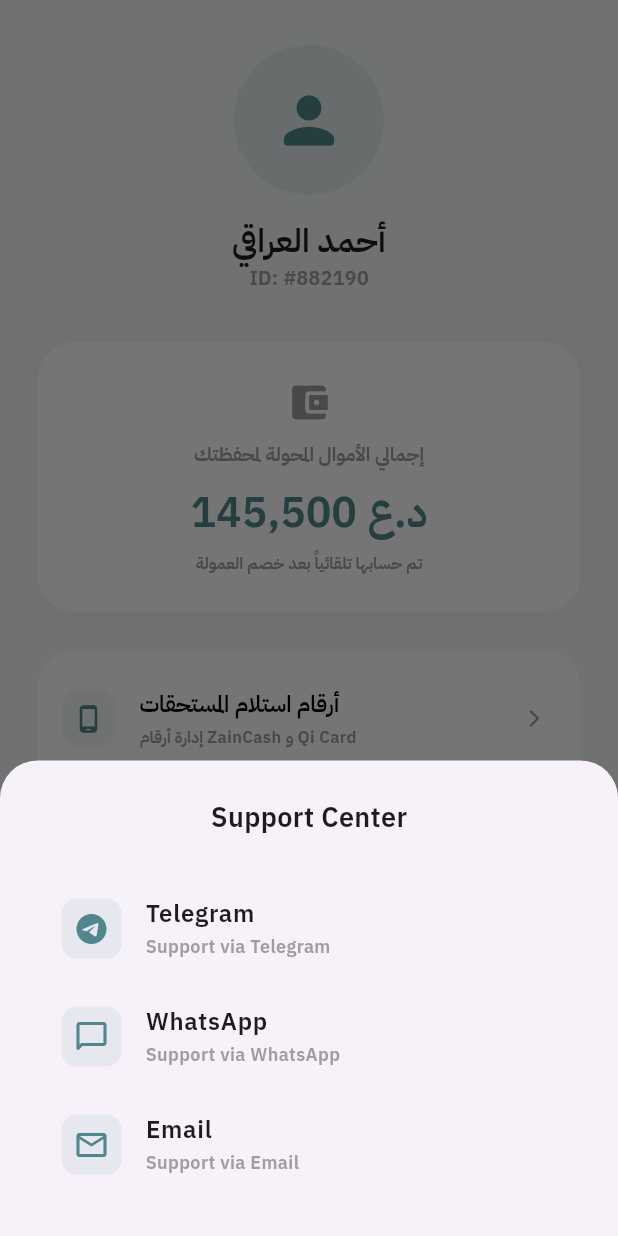
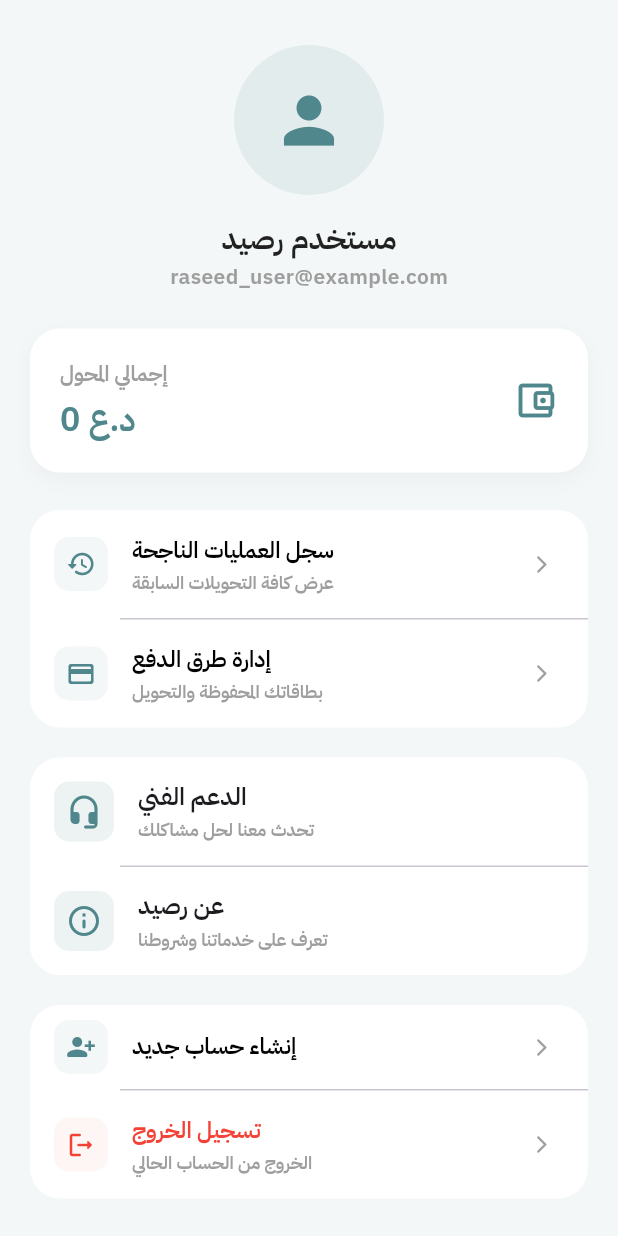
Before and after one commit to skinnyaws-cyber/Raseed-systeam, a Flutter app: the ProfileScreen screen opened directly, after a tap on "الدعم الفني", on a phone screen of 412 x 824 dp. Run offline on Flutter 3.47's test engine with Material 3 defaults, Android fonts, the phone set to English and light mode, and no system bars; our stand-ins replace cloud_firestore, cloud_functions, firebase_auth, firebase_core; accounts and stored records are empty.

Commit message:
Update profile_screen.dart

```diff
--- a/lib/profile_screen.dart
+++ b/lib/profile_screen.dart
@@ -1,10 +1,10 @@
 import 'package:flutter/material.dart';
 import 'package:url_launcher/url_launcher.dart';
+import 'package:firebase_auth/firebase_auth.dart'; // تمت الإضافة للإصلاح
 import 'manage_payments_screen.dart';
 import 'successful_operations_screen.dart';
 import 'signup_screen.dart';
-// استورد واجهة تسجيل الدخول الخاصة بك هنا لتفعيل تسجيل الخروج
-// import 'login_screen.dart';
+import 'login_screen.dart'; // تمت الإضافة للإصلاح
 
 class ProfileScreen extends StatelessWidget {
   const ProfileScreen({super.key});
@@ -25,6 +25,8 @@ class ProfileScreen extends StatelessWidget {
               const SizedBox(height: 25),
               _buildSettingsSection(context),
               const SizedBox(height: 20),
+              _buildSupportSection(),
+              const SizedBox(height: 20),
               _buildAccountActions(context),
               const SizedBox(height: 30),
             ],
@@ -34,46 +36,71 @@ class ProfileScreen extends StatelessWidget {
     );
   }
 
-  // ... (نفس الدوال السابقة: _buildProfileHeader, _buildTotalTransferredCard) ...
-
   Widget _buildProfileHeader() {
     return Column(
       children: [
         CircleAvatar(
           radius: 50,
           backgroundColor: emeraldColor.withOpacity(0.1),
-          child: Icon(Icons.person_rounded, size: 50, color: emeraldColor),
+          child: Icon(Icons.person, size: 50, color: emeraldColor),
         ),
         const SizedBox(height: 15),
-        const Text('أحمد العراقي', style: TextStyle(fontSize: 22, fontWeight: FontWeight.bold)),
-        const Text('ID: #882190', style: TextStyle(color: Colors.grey, fontSize: 13)),
-        const SizedBox(height: 8),
+        const Text(
+          "مستخدم رصيد",
+          style: TextStyle(
+            fontSize: 20,
+            fontWeight: FontWeight.bold,
+            color: Colors.black87,
+          ),
+        ),
+        const Text(
+          "raseed_user@example.com",
+          style: TextStyle(
+            fontSize: 14,
+            color: Colors.grey,
+          ),
+        ),
       ],
     );
   }
 
   Widget _buildTotalTransferredCard() {
     return Container(
-      margin: const EdgeInsets.symmetric(horizontal: 25),
-      padding: const EdgeInsets.all(25),
-      width: double.infinity,
+      margin: const EdgeInsets.symmetric(horizontal: 20),
+      padding: const EdgeInsets.all(20),
       decoration: BoxDecoration(
         color: Colors.white,
-        borderRadius: BorderRadius.circular(25),
-        boxShadow: [BoxShadow(color: Colors.black.withOpacity(0.02), blurRadius: 20)],
+        borderRadius: BorderRadius.circular(20),
+        boxShadow: [
+          BoxShadow(
+            color: Colors.black.withOpacity(0.03),
+            blurRadius: 10,
+            offset: const Offset(0, 5),
           ),
-      child: Column(
+        ],
+      ),
+      child: Row(
+        mainAxisAlignment: MainAxisAlignment.spaceBetween,
         children: [
-          const Icon(Icons.account_balance_wallet_rounded, color: Colors.grey, size: 30),
-          const SizedBox(height: 10),
-          const Text('إجمالي الأموال المحولة لمحفظتك',
-            style: TextStyle(color: Colors.grey, fontSize: 13, fontWeight: FontWeight.w500)),
-          const SizedBox(height: 10),
-          Text('145,500 د.ع',
-            style: TextStyle(fontSize: 28, fontWeight: FontWeight.bold, color: emeraldColor)),
+          Column(
+            crossAxisAlignment: CrossAxisAlignment.start,
+            children: [
+              const Text(
+                "إجمالي المحول",
+                style: TextStyle(color: Colors.grey, fontSize: 14),
+              ),
               const SizedBox(height: 5),
-          const Text('تم حسابها تلقائياً بعد خصم العمولة',
-            style: TextStyle(color: Colors.grey, fontSize: 11)),
+              Text(
+                "0 د.ع",
+                style: TextStyle(
+                  fontSize: 22,
+                  fontWeight: FontWeight.bold,
+                  color: emeraldColor,
+                ),
+              ),
+            ],
+          ),
+          Icon(Icons.account_balance_wallet_outlined, color: emeraldColor, size: 30),
         ],
       ),
     );
@@ -81,140 +108,110 @@ class ProfileScreen extends StatelessWidget {
 
   Widget _buildSettingsSection(BuildContext context) {
     return Container(
-      margin: const EdgeInsets.symmetric(horizontal: 25),
-      padding: const EdgeInsets.symmetric(vertical: 10),
-      decoration: BoxDecoration(color: Colors.white, borderRadius: BorderRadius.circular(25)),
+      margin: const EdgeInsets.symmetric(horizontal: 20),
+      decoration: BoxDecoration(
+        color: Colors.white,
+        borderRadius: BorderRadius.circular(20),
+      ),
       child: Column(
         children: [
           _buildSettingsTile(
-            Icons.phone_android_rounded,
-            'أرقام استلام المستحقات',
-            'إدارة أرقام ZainCash و Qi Card',
-            onTap: () => Navigator.push(context, MaterialPageRoute(builder: (context) => const ManagePaymentsScreen())),
-          ),
-          _buildSettingsTile(
-            Icons.assignment_turned_in_rounded,
-            'سجل العمليات الناجحة',
-            'عرض تفاصيل الأرباح السابقة',
-            onTap: () => Navigator.push(context, MaterialPageRoute(builder: (context) => const SuccessfulOperationsScreen())),
-          ),
-          _buildSettingsTile(
-            Icons.headset_mic_outlined,
-            'الدعم الفني',
-            'تواصل معنا في حال تأخر التحويل',
-            onTap: () => _showSupportSheet(context),
-          ),
-          const Divider(indent: 20, endIndent: 20),
-
-          // تعديل خيار "عن تطبيق رصيد" للربط الخارجي مستقبلاً
-          _buildSettingsTile(
-            Icons.info_outline_rounded,
-            'عن تطبيق رصيد',
-            'شروط الاستخدام والعمولات',
-            onTap: () async {
-              // سطر مخصص للمستقبل: ضع رابط موقعك هنا
-              final Uri url = Uri.parse('https://your-website-link.com');
-              if (!await launchUrl(url, mode: LaunchMode.externalApplication)) {
-                ScaffoldMessenger.of(context).showSnackBar(
-                  const SnackBar(content: Text('عذراً، لا يمكن فتح الرابط حالياً'))
+            Icons.history_rounded,
+            "سجل العمليات الناجحة",
+            "عرض كافة التحويلات السابقة",
+            onTap: () {
+              Navigator.push(
+                context,
+                MaterialPageRoute(builder: (context) => const SuccessfulOperationsScreen()),
               );
-              }
             },
           ),
-
-          // تفعيل زر تسجيل الخروج
+          const Divider(height: 1, indent: 60),
           _buildSettingsTile(
-            Icons.logout_rounded,
-            'تسجيل الخروج',
-            '',
-            isLogout: true,
-            onTap: () => _showLogoutDialog(context),
+            Icons.payment_rounded,
+            "إدارة طرق الدفع",
+            "بطاقاتك المحفوظة والتحويل",
+            onTap: () {
+              Navigator.push(
+                context,
+                MaterialPageRoute(builder: (context) => const ManagePaymentsScreen()),
+              );
+            },
           ),
         ],
       ),
     );
   }
 
-  // دالة لتأكيد تسجيل الخروج
-  void _showLogoutDialog(BuildContext context) {
-    showDialog(
-      context: context,
-      builder: (context) => AlertDialog(
-        title: const Text('تسجيل الخروج'),
-        content: const Text('هل أنت متأكد أنك تريد تسجيل الخروج من حسابك؟'),
-        actions: [
-          TextButton(
-            onPressed: () => Navigator.pop(context),
-            child: const Text('إلغاء'),
+  Widget _buildSupportSection() {
+    return Container(
+      margin: const EdgeInsets.symmetric(horizontal: 20),
+      decoration: BoxDecoration(
+        color: Colors.white,
+        borderRadius: BorderRadius.circular(20),
       ),
-          TextButton(
-            onPressed: () {
-              // هنا نقوم بالعودة لواجهة البداية وحذف كل الصفحات السابقة من الذاكرة
-              Navigator.pushNamedAndRemoveUntil(context, '/login', (route) => false);
-              // ملاحظة: تأكد من تعريف اسم المسار '/login' في ملف main.dart أو استبدله بـ MaterialPageRoute
+      child: Column(
+        children: [
+          _buildSupportOption(
+            Icons.headset_mic_rounded,
+            "الدعم الفني",
+            "تحدث معنا لحل مشاكلك",
+            () async {
+              final Uri url = Uri.parse('https://wa.me/9647700000000');
+              if (!await launchUrl(url)) throw 'Could not launch $url';
             },
-            child: const Text('خروج', style: TextStyle(color: Colors.red)),
+          ),
+          const Divider(height: 1, indent: 60),
+          _buildSupportOption(
+            Icons.info_outline_rounded,
+            "عن رصيد",
+            "تعرف على خدماتنا وشروطنا",
+            () {},
           ),
         ],
       ),
     );
   }
 
-  // ... (نفس الدوال المساعدة: _buildAccountActions, _buildSupportSheet, _buildSettingsTile) ...
-
   Widget _buildAccountActions(BuildContext context) {
-    return Padding(
-      padding: const EdgeInsets.symmetric(horizontal: 25),
+    return Container(
+      margin: const EdgeInsets.symmetric(horizontal: 20),
+      decoration: BoxDecoration(
+        color: Colors.white,
+        borderRadius: BorderRadius.circular(20),
+      ),
       child: Column(
         children: [
-          _buildActionBtn(context, 'اضافة حساب', Icons.person_add_alt_1_rounded, Colors.blueGrey, () {
-            Navigator.push(context, MaterialPageRoute(builder: (context) => const SignUpScreen()));
-          }),
-          const SizedBox(height: 10),
-          _buildActionBtn(context, 'تبديل الحساب', Icons.swap_horiz_rounded, emeraldColor, () {
-             ScaffoldMessenger.of(context).showSnackBar(const SnackBar(content: Text('جاري الانتقال للحساب الآخر...')));
-          }),
-        ],
+          _buildSettingsTile(
+            Icons.person_add_alt_1_rounded,
+            "إنشاء حساب جديد",
+            "",
+            onTap: () {
+              Navigator.push(
+                context,
+                MaterialPageRoute(builder: (context) => const SignupScreen()),
+              );
+            },
           ),
+          const Divider(height: 1, indent: 60),
+          _buildSettingsTile(
+            Icons.logout_rounded,
+            "تسجيل الخروج",
+            "الخروج من الحساب الحالي",
+            isLogout: true,
+            onTap: () async {
+              // --- منطق الإصلاح الجديد هنا ---
+              await FirebaseAuth.instance.signOut();
+              if (context.mounted) {
+                Navigator.pushAndRemoveUntil(
+                  context,
+                  MaterialPageRoute(builder: (context) => const LoginScreen()),
+                  (route) => false,
                 );
               }
-
-  Widget _buildActionBtn(BuildContext context, String title, IconData icon, Color color, VoidCallback onTap) {
-    return SizedBox(
-      width: double.infinity,
-      child: OutlinedButton.icon(
-        onPressed: onTap,
-        icon: Icon(icon, size: 18, color: color),
-        label: Text(title, style: TextStyle(color: color, fontWeight: FontWeight.bold)),
-        style: OutlinedButton.styleFrom(
-          side: BorderSide(color: color.withOpacity(0.5)),
-          padding: const EdgeInsets.symmetric(vertical: 12),
-          shape: RoundedRectangleBorder(borderRadius: BorderRadius.circular(15)),
+            },
           ),
-      ),
-    );
-  }
-
-  void _showSupportSheet(BuildContext context) {
-    showModalBottomSheet(
-      context: context,
-      shape: const RoundedRectangleBorder(borderRadius: BorderRadius.vertical(top: Radius.circular(25))),
-      builder: (context) => Padding(
-        padding: const EdgeInsets.all(25),
-        child: Column(
-          mainAxisSize: MainAxisSize.min,
-          crossAxisAlignment: CrossAxisAlignment.start,
-          children: [
-            const Center(child: Text('Support Center', style: TextStyle(fontSize: 18, fontWeight: FontWeight.bold))),
-            const SizedBox(height: 25),
-            _buildSupportOption(Icons.telegram, 'Telegram', 'Support via Telegram', () async {
-              final Uri url = Uri.parse('https://t.me/black4crow');
-              if (!await launchUrl(url, mode: LaunchMode.externalApplication)) throw 'Could not launch $url';
-            }),
-            _buildSupportOption(Icons.chat_bubble_outline_rounded, 'WhatsApp', 'Support via WhatsApp', () {}),
-            _buildSupportOption(Icons.email_outlined, 'Email', 'Support via Email', () {}),
         ],
-        ),
       ),
     );
   }
@@ -223,7 +220,10 @@ class ProfileScreen extends StatelessWidget {
     return ListTile(
       leading: Container(
         padding: const EdgeInsets.all(8),
-        decoration: BoxDecoration(color: emeraldColor.withOpacity(0.1), borderRadius: BorderRadius.circular(10)),
+        decoration: BoxDecoration(
+          color: emeraldColor.withOpacity(0.1),
+          borderRadius: BorderRadius.circular(10),
+        ),
         child: Icon(icon, color: emeraldColor, size: 24),
       ),
       title: Text(title, style: const TextStyle(fontWeight: FontWeight.bold)),
@@ -242,8 +242,17 @@ class ProfileScreen extends StatelessWidget {
         ),
         child: Icon(icon, color: isLogout ? Colors.red : emeraldColor, size: 20),
       ),
-      title: Text(title, style: TextStyle(fontSize: 15, fontWeight: FontWeight.w600, color: isLogout ? Colors.red : Colors.black)),
-      subtitle: subtitle.isNotEmpty ? Text(subtitle, style: const TextStyle(fontSize: 11, color: Colors.grey)) : null,
+      title: Text(
+        title,
+        style: TextStyle(
+          fontSize: 15,
+          fontWeight: FontWeight.w600,
+          color: isLogout ? Colors.red : Colors.black,
+        ),
+      ),
+      subtitle: subtitle.isNotEmpty
+          ? Text(subtitle, style: const TextStyle(fontSize: 12, color: Colors.grey))
+          : null,
       trailing: const Icon(Icons.arrow_forward_ios_rounded, size: 14, color: Colors.grey),
       onTap: onTap,
     );
```
Lines whose indentation alone changed are shown as unchanged.
